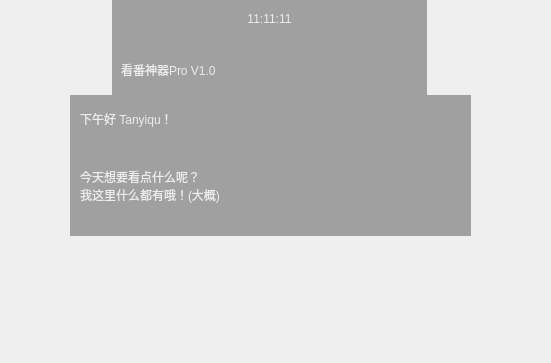
The window that ui/ui_designer/ui_file/widgets/welcomeWidget.ui (tanyiqu/AnimeArtifactPro) describes before a commit, drawn with Qt 5; both pictures show x 228 to 779 and y 156 to 519 of the 984 by 519 pixel window.
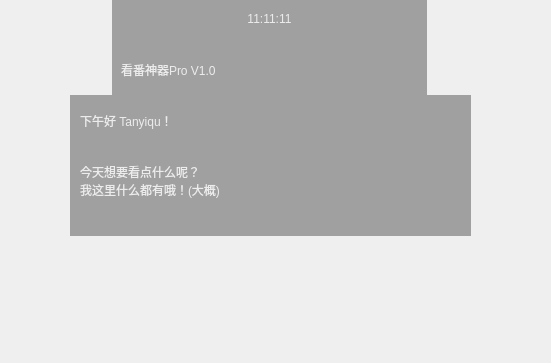
The same window after the commit.

What changed in the file:
```diff
--- a/ui/ui_designer/ui_file/widgets/welcomeWidget.ui
+++ b/ui/ui_designer/ui_file/widgets/welcomeWidget.ui
@@ -162,7 +162,7 @@
       <x>10</x>
       <y>0</y>
       <width>300</width>
-      <height>48</height>
+      <height>51</height>
      </rect>
     </property>
     <property name="styleSheet">
@@ -182,9 +182,9 @@
     <property name="geometry">
      <rect>
       <x>10</x>
-      <y>50</y>
+      <y>40</y>
       <width>391</width>
-      <height>81</height>
+      <height>91</height>
      </rect>
     </property>
     <property name="styleSheet">
```
Left out of the diff: 6 changed lines with no effect on the pictures.
